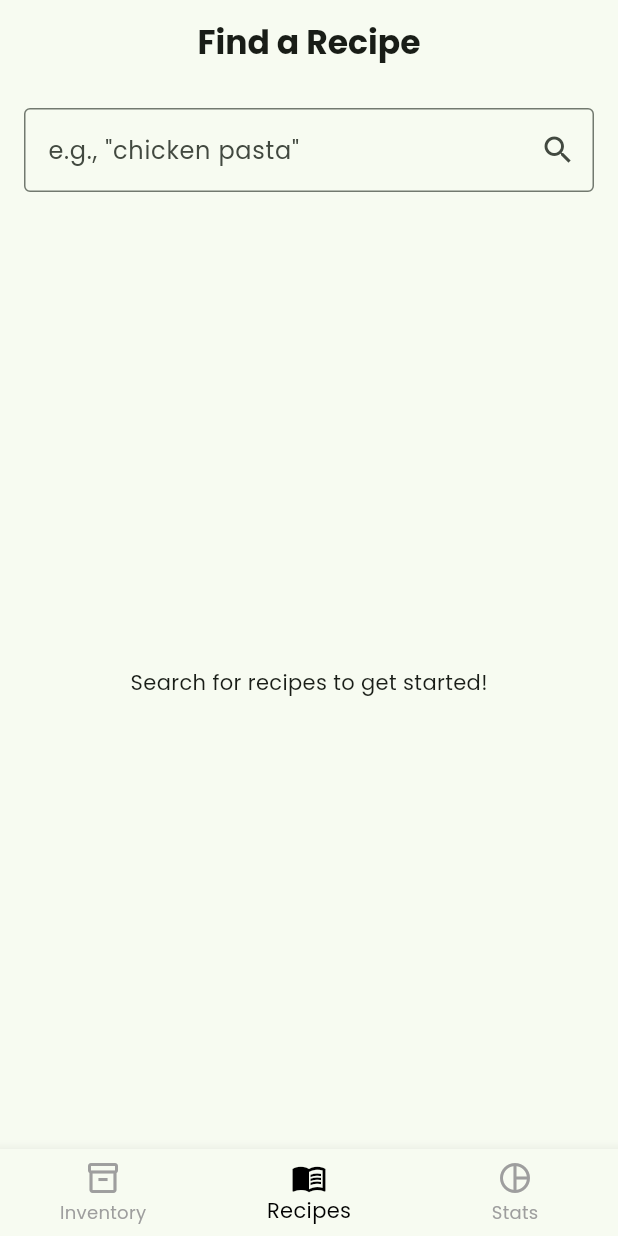
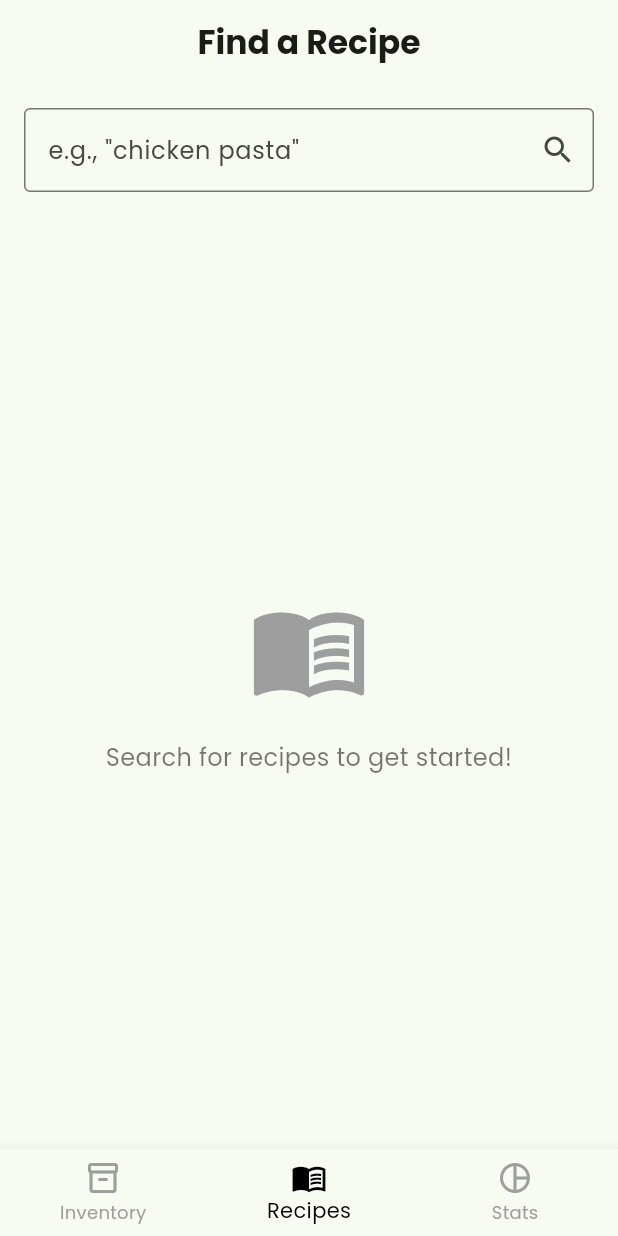
Before and after one commit to KOlCIqwq/DOOF, a Flutter app: the screen it shows after launch, swiped to page 2, on a phone screen of 412 x 824 dp. Run offline on Flutter 3.47's test engine with Material 3 defaults, Android fonts, the phone set to English and light mode, and no system bars; our stand-ins replace cached_network_image, camera, fl_chart, permission_handler, shared_preferences; missing offline and left inert: openfoodfacts.

Commit message:
Improved logic on recipe page

```diff
--- a/lib/pages/recipe_page.dart
+++ b/lib/pages/recipe_page.dart
@@ -4,6 +4,8 @@ import '../models/recipe_model.dart';
 import '../services/themealdb_api_services.dart';
 import '../services/spoonacular_api_service.dart';
 import 'recipe_info.dart';
+
+enum SearchState { initial, loading, success, noResults, error }
 
 class RecipePage extends StatefulWidget {
   final Function(RecipeInfo recipe, MealType mealType) onRecipeConsumed;
@@ -16,35 +18,88 @@ class RecipePage extends StatefulWidget {
 class _RecipePageState extends State<RecipePage> {
   final TextEditingController _searchController = TextEditingController();
   List<RecipeSummary> _recipes = [];
-  bool _isLoading = false;
-  String? _errorMessage;
+  SearchState _searchState = SearchState.initial;
+  bool _canLoadFromSpoonacular = false;
+  bool _isLoadingMore = false;
+  String _errorMessage = '';
 
   Future<void> _performSearch(String query) async {
     if (query.isEmpty) return;
     setState(() {
-      _isLoading = true;
-      _errorMessage = null;
+      _searchState = SearchState.loading;
+      _canLoadFromSpoonacular = false;
+      _recipes = [];
     });
 
     try {
       // 1. Try TheMealDB first
-      List<RecipeSummary> results = await TheMealDBApiService.searchRecipes(
+      final mealDbResults = await TheMealDBApiService.searchRecipes(query);
+
+      if (mealDbResults.isNotEmpty) {
+        setState(() {
+          _recipes = mealDbResults;
+          _searchState = SearchState.success;
+          _canLoadFromSpoonacular = true; // Allow loading more from Spoonacular
+        });
+        return;
+      }
+
+      // 2. If TheMealDB has no results, try Spoonacular
+      final spoonacularResults = await SpoonacularApiService.searchRecipes(
         query,
       );
 
-      // 2. If TheMealDB has no results, try Spoonacular
-      if (results.isEmpty) {
-        results = await SpoonacularApiService.searchRecipes(query);
+      if (spoonacularResults.isNotEmpty) {
+        setState(() {
+          _recipes = spoonacularResults;
+          _searchState = SearchState.success;
+          // No more to load after this
+          _canLoadFromSpoonacular = false;
+        });
+      } else {
+        // 3. If both APIs have no results
+        setState(() {
+          _searchState = SearchState.noResults;
+        });
+      }
+    } catch (e) {
+      setState(() {
+        _searchState = SearchState.error;
+        _errorMessage = 'Something went wrong. Please check your connection.';
+      });
+    }
   }
 
+  Future<void> _loadMoreFromSpoonacular() async {
     setState(() {
-        _recipes = results;
-        _isLoading = false;
+      _isLoadingMore = true;
+    });
+
+    try {
+      final spoonacularResults = await SpoonacularApiService.searchRecipes(
+        _searchController.text,
+      );
+      final existingIds = _recipes.map((r) => r.id).toSet();
+      // Add only new recipes to avoid duplicates
+      _recipes.addAll(
+        spoonacularResults.where((r) => !existingIds.contains(r.id)),
+      );
+
+      setState(() {
+        _canLoadFromSpoonacular = false; // Prevent further loading
+        _isLoadingMore = false;
       });
     } catch (e) {
+      if (mounted) {
+        ScaffoldMessenger.of(context).showSnackBar(
+          const SnackBar(
+            content: Text('Could not load more results.'),
+            backgroundColor: Colors.red,
+          ),
+        );
+      }
       setState(() {
-        _errorMessage = 'Failed to load recipes. Please try again.';
-        _isLoading = false;
+        _isLoadingMore = false;
       });
     }
   }
@@ -83,20 +138,34 @@ class _RecipePageState extends State<RecipePage> {
   }
 
   Widget _buildBody() {
-    if (_isLoading) {
+    switch (_searchState) {
+      case SearchState.loading:
         return const Center(child: CircularProgressIndicator());
+      case SearchState.error:
+        return _buildFriendlyMessage(
+          Icons.error_outline,
+          Colors.red,
+          _errorMessage,
+        );
+      case SearchState.noResults:
+        return _buildFriendlyMessage(
+          Icons.search_off,
+          Colors.grey,
+          'No recipes found.\nTry a different search term.',
+        );
+      case SearchState.initial:
+        return _buildFriendlyMessage(
+          Icons.menu_book,
+          Colors.grey,
+          'Search for recipes to get started!',
+        );
+      case SearchState.success:
+        return ListView.builder(
+          itemCount: _recipes.length + (_canLoadFromSpoonacular ? 1 : 0),
+          itemBuilder: (context, index) {
+            if (index == _recipes.length && _canLoadFromSpoonacular) {
+              return _buildLoadMoreButton();
             }
-    if (_errorMessage != null) {
-      return Center(
-        child: Text(_errorMessage!, style: const TextStyle(color: Colors.red)),
-      );
-    }
-    if (_recipes.isEmpty) {
-      return const Center(child: Text('Search for recipes to get started!'));
-    }
-    return ListView.builder(
-      itemCount: _recipes.length,
-      itemBuilder: (context, index) {
             final recipe = _recipes[index];
             return Card(
               margin: const EdgeInsets.symmetric(horizontal: 16, vertical: 8),
@@ -115,13 +184,17 @@ class _RecipePageState extends State<RecipePage> {
                   final result = await Navigator.push<Map<String, dynamic>>(
                     context,
                     MaterialPageRoute(
-                  builder: (context) => RecipeInfoPage(recipeSummary: recipe),
+                      builder: (context) =>
+                          RecipeInfoPage(recipeSummary: recipe),
                     ),
                   );
                   if (result != null &&
                       result['recipe'] != null &&
                       result['mealType'] != null) {
-                widget.onRecipeConsumed(result['recipe'], result['mealType']);
+                    widget.onRecipeConsumed(
+                      result['recipe'],
+                      result['mealType'],
+                    );
                   }
                 },
               ),
@@ -130,3 +203,40 @@ class _RecipePageState extends State<RecipePage> {
         );
     }
   }
+
+  Widget _buildFriendlyMessage(IconData icon, Color color, String message) {
+    return Center(
+      child: Padding(
+        padding: const EdgeInsets.all(24.0),
+        child: Column(
+          mainAxisAlignment: MainAxisAlignment.center,
+          children: [
+            Icon(icon, size: 80, color: color),
+            const SizedBox(height: 20),
+            Text(
+              message,
+              textAlign: TextAlign.center,
+              style: const TextStyle(fontSize: 16, color: Colors.black54),
+            ),
+          ],
+        ),
+      ),
+    );
+  }
+
+  Widget _buildLoadMoreButton() {
+    return Padding(
+      padding: const EdgeInsets.all(16.0),
+      child: _isLoadingMore
+          ? const Center(child: CircularProgressIndicator())
+          : OutlinedButton.icon(
+              onPressed: _loadMoreFromSpoonacular,
+              icon: const Icon(Icons.add),
+              label: const Text('Load More from Spoonacular'),
+              style: OutlinedButton.styleFrom(
+                padding: const EdgeInsets.symmetric(vertical: 12),
+              ),
+            ),
+    );
+  }
+}
```
Lines whose indentation alone changed are shown as unchanged.
